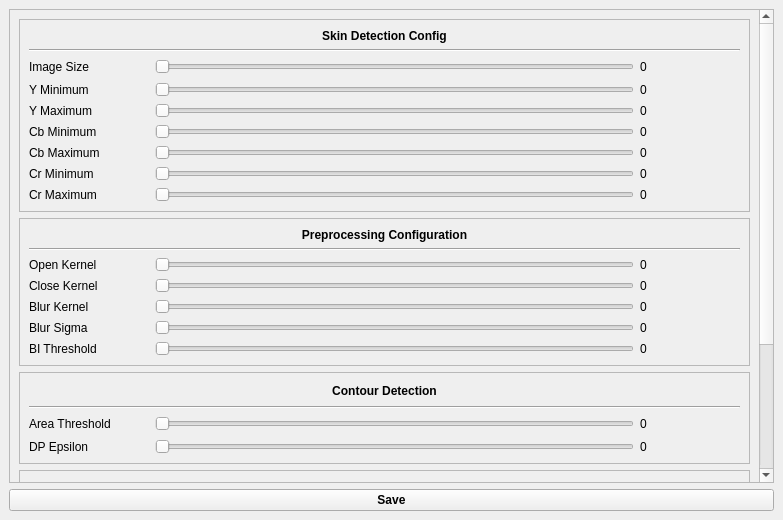
First picture: the form in configurationwindow.ui, repository vsicurella/CS490_Final, before the edit.
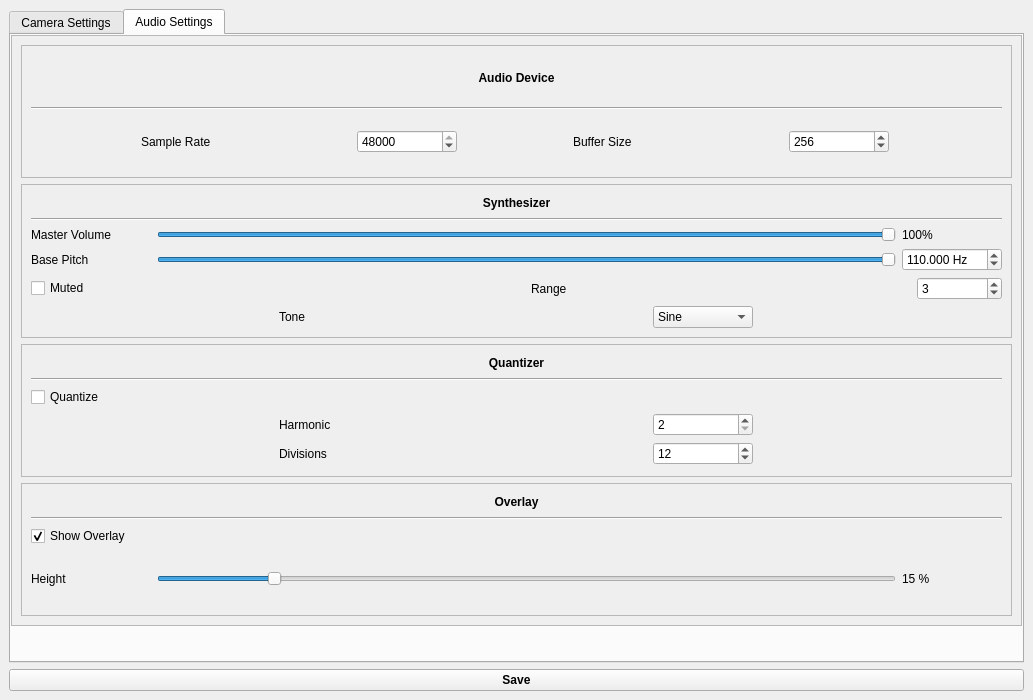
Second picture: the form after the edit.

Commit message: [CRASH] created settings window. does not work so far...

What changed in the file:
```diff
--- a/configurationwindow.ui
+++ b/configurationwindow.ui
@@ -6,8 +6,8 @@
    <rect>
     <x>0</x>
     <y>0</y>
-    <width>783</width>
-    <height>520</height>
+    <width>1033</width>
+    <height>700</height>
    </rect>
   </property>
   <property name="windowTitle">
@@ -16,7 +16,26 @@
   <widget class="QWidget" name="centralwidget">
    <layout class="QVBoxLayout" name="verticalLayout">
     <item>
+     <widget class="QTabWidget" name="tabWidget">
+      <property name="tabShape">
+       <enum>QTabWidget::Rounded</enum>
+      </property>
+      <property name="currentIndex">
+       <number>1</number>
+      </property>
+      <widget class="QWidget" name="tab_3">
+       <attribute name="title">
+        <string>Camera Settings</string>
+       </attribute>
      <widget class="QScrollArea" name="scrollArea">
+        <property name="geometry">
+         <rect>
+          <x>0</x>
+          <y>0</y>
+          <width>1011</width>
+          <height>591</height>
+         </rect>
+        </property>
       <property name="widgetResizable">
        <bool>true</bool>
       </property>
@@ -25,7 +44,7 @@
         <rect>
          <x>0</x>
          <y>0</y>
-         <width>747</width>
+           <width>993</width>
          <height>962</height>
         </rect>
        </property>
@@ -1402,6 +1421,694 @@
        </layout>
       </widget>
      </widget>
+      </widget>
+      <widget class="QWidget" name="tab_4">
+       <attribute name="title">
+        <string>Audio Settings</string>
+       </attribute>
+       <widget class="QScrollArea" name="scrollArea_2">
+        <property name="geometry">
+         <rect>
+          <x>0</x>
+          <y>0</y>
+          <width>1011</width>
+          <height>591</height>
+         </rect>
+        </property>
+        <property name="widgetResizable">
+         <bool>true</bool>
+        </property>
+        <widget class="QWidget" name="scrollAreaWidgetContents_2">
+         <property name="geometry">
+          <rect>
+           <x>0</x>
+           <y>0</y>
+           <width>1009</width>
+           <height>589</height>
+          </rect>
+         </property>
+         <layout class="QVBoxLayout" name="verticalLayout_7">
+          <item>
+           <widget class="QFrame" name="frame_6">
+            <property name="sizePolicy">
+             <sizepolicy hsizetype="Preferred" vsizetype="Preferred">
+              <horstretch>0</horstretch>
+              <verstretch>0</verstretch>
+             </sizepolicy>
+            </property>
+            <property name="frameShape">
+             <enum>QFrame::StyledPanel</enum>
+            </property>
+            <property name="frameShadow">
+             <enum>QFrame::Raised</enum>
+            </property>
+            <layout class="QVBoxLayout" name="verticalLayout_9">
+             <item>
+              <widget class="QLabel" name="label_9">
+               <property name="minimumSize">
+                <size>
+                 <width>0</width>
+                 <height>18</height>
+                </size>
+               </property>
+               <property name="maximumSize">
+                <size>
+                 <width>16777215</width>
+                 <height>18</height>
+                </size>
+               </property>
+               <property name="text">
+                <string>&lt;html&gt;&lt;head/&gt;&lt;body&gt;&lt;p&gt;&lt;span style=&quot; font-weight:600;&quot;&gt;Audio Device&lt;/span&gt;&lt;/p&gt;&lt;/body&gt;&lt;/html&gt;</string>
+               </property>
+               <property name="alignment">
+                <set>Qt::AlignCenter</set>
+               </property>
+              </widget>
+             </item>
+             <item>
+              <widget class="Line" name="line_7">
+               <property name="orientation">
+                <enum>Qt::Horizontal</enum>
+               </property>
+              </widget>
+             </item>
+             <item>
+              <layout class="QHBoxLayout" name="horizontalLayout_32">
+               <property name="spacing">
+                <number>6</number>
+               </property>
+               <item>
+                <widget class="QLabel" name="label_10">
+                 <property name="sizePolicy">
+                  <sizepolicy hsizetype="Minimum" vsizetype="Preferred">
+                   <horstretch>0</horstretch>
+                   <verstretch>0</verstretch>
+                  </sizepolicy>
+                 </property>
+                 <property name="maximumSize">
+                  <size>
+                   <width>100</width>
+                   <height>16777215</height>
+                  </size>
+                 </property>
+                 <property name="text">
+                  <string>Sample Rate</string>
+                 </property>
+                </widget>
+               </item>
+               <item>
+                <widget class="QSpinBox" name="srBox">
+                 <property name="maximumSize">
+                  <size>
+                   <width>100</width>
+                   <height>16777215</height>
+                  </size>
+                 </property>
+                 <property name="minimum">
+                  <number>100</number>
+                 </property>
+                 <property name="maximum">
+                  <number>48000</number>
+                 </property>
+                 <property name="singleStep">
+                  <number>1000</number>
+                 </property>
+                 <property name="value">
+                  <number>48000</number>
+                 </property>
+                </widget>
+               </item>
+               <item>
+                <widget class="QLabel" name="label_11">
+                 <property name="sizePolicy">
+                  <sizepolicy hsizetype="Minimum" vsizetype="Preferred">
+                   <horstretch>0</horstretch>
+                   <verstretch>0</verstretch>
+                  </sizepolicy>
+                 </property>
+                 <property name="maximumSize">
+                  <size>
+                   <width>100</width>
+                   <height>16777215</height>
+                  </size>
+                 </property>
+                 <property name="text">
+                  <string>Buffer Size</string>
+                 </property>
+                </widget>
+               </item>
+               <item>
+                <widget class="QSpinBox" name="bufferSizeBox">
+                 <property name="maximumSize">
+                  <size>
+                   <width>100</width>
+                   <height>16777215</height>
+                  </size>
+                 </property>
+                 <property name="minimum">
+                  <number>32</number>
+                 </property>
+                 <property name="maximum">
+                  <number>1024</number>
+                 </property>
+                 <property name="value">
+                  <number>256</number>
+                 </property>
+                </widget>
+               </item>
+              </layout>
+             </item>
+            </layout>
+           </widget>
+          </item>
+          <item>
+           <widget class="QFrame" name="frame_7">
+            <property name="frameShape">
+             <enum>QFrame::StyledPanel</enum>
+            </property>
+            <property name="frameShadow">
+             <enum>QFrame::Raised</enum>
+            </property>
+            <layout class="QVBoxLayout" name="verticalLayout_10">
+             <item>
+              <widget class="QLabel" name="label_37">
+               <property name="minimumSize">
+                <size>
+                 <width>0</width>
+                 <height>18</height>
+                </size>
+               </property>
+               <property name="maximumSize">
+                <size>
+                 <width>16777215</width>
+                 <height>18</height>
+                </size>
+               </property>
+               <property name="font">
+                <font>
+                 <weight>75</weight>
+                 <bold>true</bold>
+                </font>
+               </property>
+               <property name="text">
+                <string>Synthesizer</string>
+               </property>
+               <property name="alignment">
+                <set>Qt::AlignCenter</set>
+               </property>
+              </widget>
+             </item>
+             <item>
+              <widget class="Line" name="line_9">
+               <property name="orientation">
+                <enum>Qt::Horizontal</enum>
+               </property>
+              </widget>
+             </item>
+             <item>
+              <layout class="QHBoxLayout" name="horizontalLayout_33">
+               <item>
+                <widget class="QLabel" name="label_12">
+                 <property name="minimumSize">
+                  <size>
+                   <width>120</width>
+                   <height>0</height>
+                  </size>
+                 </property>
+                 <property name="text">
+                  <string>Master Volume</string>
+                 </property>
+                </widget>
+               </item>
+               <item>
+                <widget class="QSlider" name="volumeSld">
+                 <property name="maximum">
+                  <number>999</number>
+                 </property>
+                 <property name="singleStep">
+                  <number>50</number>
+                 </property>
+                 <property name="pageStep">
+                  <number>100</number>
+                 </property>
+                 <property name="value">
+                  <number>999</number>
+                 </property>
+                 <property name="orientation">
+                  <enum>Qt::Horizontal</enum>
+                 </property>
+                </widget>
+               </item>
+               <item>
+                <widget class="QLabel" name="volLbl">
+                 <property name="minimumSize">
+                  <size>
+                   <width>100</width>
+                   <height>0</height>
+                  </size>
+                 </property>
+                 <property name="maximumSize">
+                  <size>
+                   <width>100</width>
+                   <height>16777215</height>
+                  </size>
+                 </property>
+                 <property name="text">
+                  <string>100%</string>
+                 </property>
+                </widget>
+               </item>
+              </layout>
+             </item>
+             <item>
+              <layout class="QHBoxLayout" name="horizontalLayout_34">
+               <item>
+                <widget class="QLabel" name="label_21">
+                 <property name="minimumSize">
+                  <size>
+                   <width>120</width>
+                   <height>0</height>
+                  </size>
+                 </property>
+                 <property name="text">
+                  <string>Base Pitch</string>
+                 </property>
+                </widget>
+               </item>
+               <item>
+                <widget class="QSlider" name="baseHzSld">
+                 <property name="minimum">
+                  <number>20000</number>
+                 </property>
+                 <property name="maximum">
+                  <number>8000000</number>
+                 </property>
+                 <property name="singleStep">
+                  <number>1000</number>
+                 </property>
+                 <property name="pageStep">
+                  <number>10000</number>
+                 </property>
+                 <property name="value">
+                  <number>110000</number>
+                 </property>
+                 <property name="orientation">
+                  <enum>Qt::Horizontal</enum>
+                 </property>
+                </widget>
+               </item>
+               <item>
+                <widget class="QDoubleSpinBox" name="baseHzBox">
+                 <property name="minimumSize">
+                  <size>
+                   <width>100</width>
+                   <height>0</height>
+                  </size>
+                 </property>
+                 <property name="suffix">
+                  <string> Hz</string>
+                 </property>
+                 <property name="decimals">
+                  <number>3</number>
+                 </property>
+                 <property name="minimum">
+                  <double>20.000000000000000</double>
+                 </property>
+                 <property name="maximum">
+                  <double>8000.000000000000000</double>
+                 </property>
+                 <property name="value">
+                  <double>110.000000000000000</double>
+                 </property>
+                </widget>
+               </item>
+              </layout>
+             </item>
+             <item>
+              <layout class="QHBoxLayout" name="horizontalLayout_35">
+               <property name="spacing">
+                <number>300</number>
+               </property>
+               <item>
+                <widget class="QCheckBox" name="isMuted">
+                 <property name="minimumSize">
+                  <size>
+                   <width>200</width>
+                   <height>0</height>
+                  </size>
+                 </property>
+                 <property name="maximumSize">
+                  <size>
+                   <width>100</width>
+                   <height>16777215</height>
+                  </size>
+                 </property>
+                 <property name="text">
+                  <string>Muted</string>
+                 </property>
+                </widget>
+               </item>
+               <item>
+                <layout class="QHBoxLayout" name="horizontalLayout_21">
+                 <item>
+                  <widget class="QLabel" name="label_22">
+                   <property name="maximumSize">
+                    <size>
+                     <width>100</width>
+                     <height>16777215</height>
+                    </size>
+                   </property>
+                   <property name="text">
+                    <string>Range</string>
+                   </property>
+                  </widget>
+                 </item>
+                 <item>
+                  <widget class="QSpinBox" name="rangeBox">
+                   <property name="maximumSize">
+                    <size>
+                     <width>100</width>
+                     <height>16777215</height>
+                    </size>
+                   </property>
+                   <property name="minimum">
+                    <number>1</number>
+                   </property>
+                   <property name="maximum">
+                    <number>8</number>
+                   </property>
+                   <property name="value">
+                    <number>3</number>
+                   </property>
+                  </widget>
+                 </item>
+                </layout>
+               </item>
+              </layout>
+             </item>
+             <item>
+              <layout class="QHBoxLayout" name="horizontalLayout_45">
+               <item>
+                <widget class="QLabel" name="label_48">
+                 <property name="minimumSize">
+                  <size>
+                   <width>120</width>
+                   <height>0</height>
+                  </size>
+                 </property>
+                 <property name="maximumSize">
+                  <size>
+                   <width>120</width>
+                   <height>16777215</height>
+                  </size>
+                 </property>
+                 <property name="text">
+                  <string>Tone</string>
+                 </property>
+                 <property name="alignment">
+                  <set>Qt::AlignLeading|Qt::AlignLeft|Qt::AlignVCenter</set>
+                 </property>
+                </widget>
+               </item>
+               <item>
+                <widget class="QComboBox" name="toneBox">
+                 <property name="maximumSize">
+                  <size>
+                   <width>100</width>
+                   <height>16777215</height>
+                  </size>
+                 </property>
+                 <item>
+                  <property name="text">
+                   <string>Sine</string>
+                  </property>
+                 </item>
+                 <item>
+                  <property name="text">
+                   <string>Triangle</string>
+                  </property>
+                 </item>
+                 <item>
+                  <property name="text">
+                   <string>Sawtooth</string>
+                  </property>
+                 </item>
+                 <item>
+                  <property name="text">
+                   <string>Square</string>
+                  </property>
+                 </item>
+                </widget>
+               </item>
+              </layout>
+             </item>
+            </layout>
+           </widget>
+          </item>
+          <item>
+           <widget class="QFrame" name="frame_8">
+            <property name="frameShape">
+             <enum>QFrame::StyledPanel</enum>
+            </property>
+            <property name="frameShadow">
+             <enum>QFrame::Raised</enum>
+            </property>
+            <layout class="QVBoxLayout" name="verticalLayout_11">
+             <item>
+              <widget class="QLabel" name="label_40">
+               <property name="minimumSize">
+                <size>
+                 <width>0</width>
+                 <height>18</height>
+                </size>
+               </property>
+               <property name="maximumSize">
+                <size>
+                 <width>16777215</width>
+                 <height>18</height>
+                </size>
+               </property>
+               <property name="font">
+                <font>
+                 <weight>75</weight>
+                 <bold>true</bold>
+                </font>
+               </property>
+               <property name="text">
+                <string>Quantizer</string>
+               </property>
+               <property name="alignment">
+                <set>Qt::AlignCenter</set>
+               </property>
+              </widget>
+             </item>
+             <item>
+              <widget class="Line" name="line_8">
+               <property name="orientation">
+                <enum>Qt::Horizontal</enum>
+               </property>
+              </widget>
+             </item>
+             <item>
+              <layout class="QHBoxLayout" name="horizontalLayout_38">
+               <item>
+                <widget class="QCheckBox" name="isQuantized">
+                 <property name="text">
+                  <string>Quantize</string>
+                 </property>
+                </widget>
+               </item>
+              </layout>
+             </item>
+             <item>
+              <layout class="QHBoxLayout" name="horizontalLayout_39">
+               <item>
+                <widget class="QLabel" name="label_47">
+                 <property name="minimumSize">
+                  <size>
+                   <width>120</width>
+                   <height>0</height>
+                  </size>
+                 </property>
+                 <property name="maximumSize">
+                  <size>
+                   <width>120</width>
+                   <height>16777215</height>
+                  </size>
+                 </property>
+                 <property name="text">
+                  <string>Harmonic</string>
+                 </property>
+                 <property name="alignment">
+                  <set>Qt::AlignLeading|Qt::AlignLeft|Qt::AlignVCenter</set>
+                 </property>
+                </widget>
+               </item>
+               <item>
+                <widget class="QSpinBox" name="harmBox">
+                 <property name="maximumSize">
+                  <size>
+                   <width>100</width>
+                   <height>16777215</height>
+                  </size>
+                 </property>
+                 <property name="minimum">
+                  <number>2</number>
+                 </property>
+                 <property name="maximum">
+                  <number>16</number>
+                 </property>
+                 <property name="singleStep">
+                  <number>1</number>
+                 </property>
+                 <property name="value">
+                  <number>2</number>
+                 </property>
+                </widget>
+               </item>
+              </layout>
+             </item>
+             <item>
+              <layout class="QHBoxLayout" name="horizontalLayout_40">
+               <item>
+                <widget class="QLabel" name="label_23">
+                 <property name="maximumSize">
+                  <size>
+                   <width>120</width>
+                   <height>16777215</height>
+                  </size>
+                 </property>
+                 <property name="text">
+                  <string>Divisions</string>
+                 </property>
+                </widget>
+               </item>
+               <item>
+                <widget class="QSpinBox" name="divBox">
+                 <property name="maximumSize">
+                  <size>
+                   <width>100</width>
+                   <height>16777215</height>
+                  </size>
+                 </property>
+                 <property name="minimum">
+                  <number>1</number>
+                 </property>
+                 <property name="maximum">
+                  <number>999</number>
+                 </property>
+                 <property name="value">
+                  <number>12</number>
+                 </property>
+                </widget>
+               </item>
+              </layout>
+             </item>
+            </layout>
+           </widget>
+          </item>
+          <item>
+           <widget class="QFrame" name="frame_9">
+            <property name="frameShape">
+             <enum>QFrame::StyledPanel</enum>
+            </property>
+            <property name="frameShadow">
+             <enum>QFrame::Raised</enum>
+            </property>
+            <layout class="QVBoxLayout" name="verticalLayout_12">
+             <item>
+              <widget class="QLabel" name="label_42">
+               <property name="minimumSize">
+                <size>
+                 <width>0</width>
+                 <height>18</height>
+                </size>
+               </property>
+               <property name="maximumSize">
+                <size>
+                 <width>16777215</width>
+                 <height>18</height>
+                </size>
+               </property>
+               <property name="font">
+                <font>
+                 <weight>75</weight>
+                 <bold>true</bold>
+                </font>
+               </property>
+               <property name="text">
+                <string>Overlay</string>
+               </property>
+               <property name="alignment">
+                <set>Qt::AlignCenter</set>
+               </property>
+              </widget>
+             </item>
+             <item>
+              <widget class="Line" name="line_10">
+               <property name="orientation">
+                <enum>Qt::Horizontal</enum>
+               </property>
+              </widget>
+             </item>
+             <item>
+              <widget class="QCheckBox" name="overlayOn">
+               <property name="text">
+                <string>Show Overlay</string>
+               </property>
+               <property name="checked">
+                <bool>true</bool>
+               </property>
+              </widget>
+             </item>
+             <item>
+              <layout class="QHBoxLayout" name="horizontalLayout_41">
+               <item>
+                <widget class="QLabel" name="label_24">
+                 <property name="minimumSize">
+                  <size>
+                   <width>120</width>
+                   <height>0</height>
+                  </size>
+                 </property>
+                 <property name="text">
+                  <string>Height</string>
+                 </property>
+                </widget>
+               </item>
+               <item>
+                <widget class="QSlider" name="overlayHeightSld">
+                 <property name="value">
+                  <number>15</number>
+                 </property>
+                 <property name="orientation">
+                  <enum>Qt::Horizontal</enum>
+                 </property>
+                </widget>
+               </item>
+               <item>
+                <widget class="QLabel" name="overHeightLbl">
+                 <property name="minimumSize">
+                  <size>
+                   <width>100</width>
+                   <height>0</height>
+                  </size>
+                 </property>
+                 <property name="text">
+                  <string>15 %</string>
+                 </property>
+                </widget>
+               </item>
+              </layout>
+             </item>
+            </layout>
+           </widget>
+          </item>
+         </layout>
+        </widget>
+       </widget>
+      </widget>
+     </widget>
     </item>
     <item>
      <widget class="QPushButton" name="saveBtn">
```
Left out of the diff: 2 changed lines with no effect on the pictures. Lines whose indentation alone changed are shown as unchanged. The commit also changes 14 other files.
